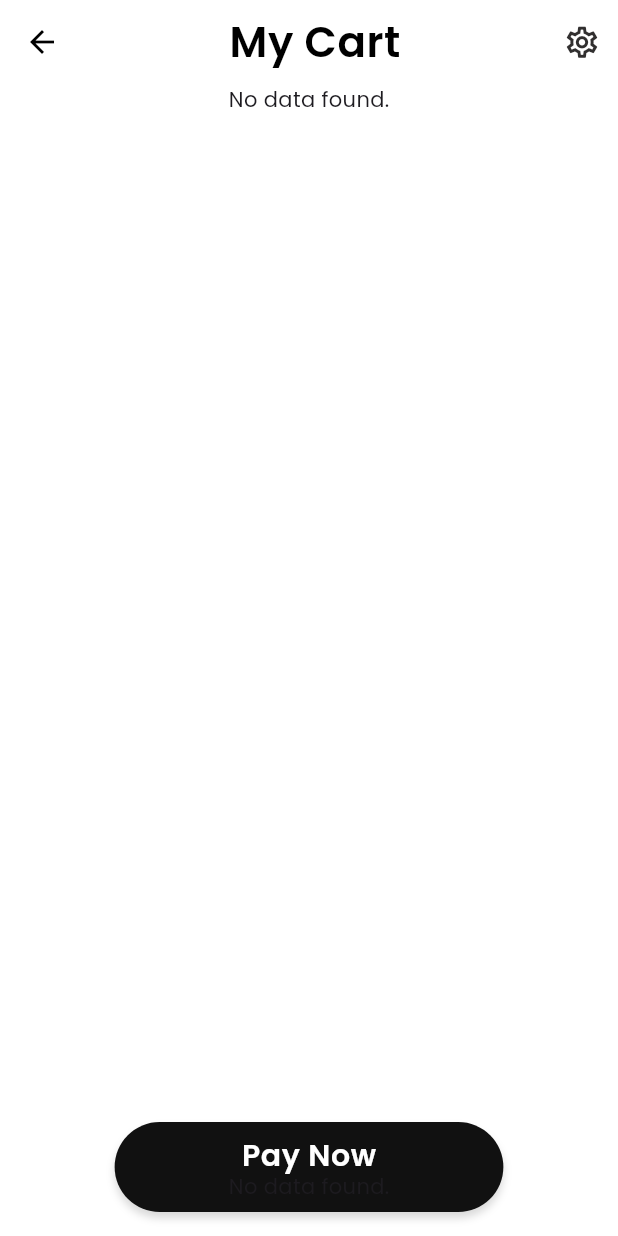
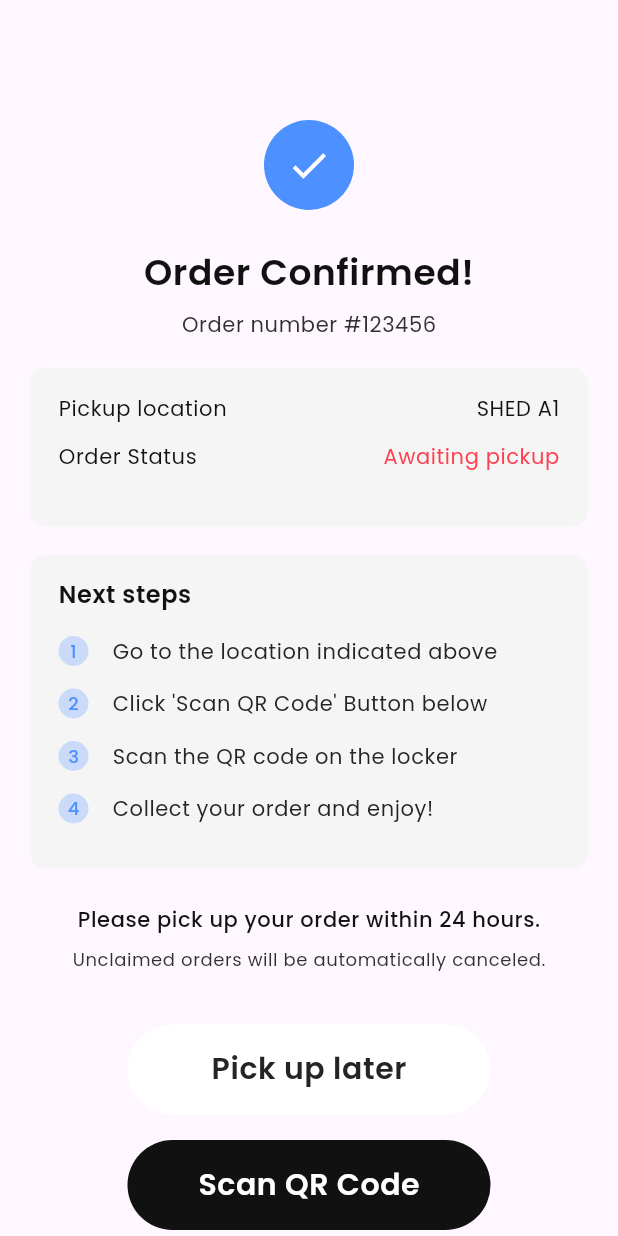
Before and after one commit to tomsl123/vending-locker-app, a Flutter app: the CartPage screen opened directly, after a tap on "Pay Now", on a phone screen of 412 x 824 dp. Run offline on Flutter 3.47's test engine with Material 3 defaults, Android fonts, the phone set to English and light mode, and no system bars; our stand-ins replace shared_preferences; accounts and stored records are empty; network calls fail.

Commit message:
feat: Order confirmation page

```diff
--- a/lib/Screens/cart_page.dart
+++ b/lib/Screens/cart_page.dart
@@ -1,5 +1,6 @@
 import 'package:flutter/material.dart';
 import 'package:shared_preferences/shared_preferences.dart';
+import 'package:vending_locker_app/Screens/order_confirmation_page.dart';
 
 import '../entities/cart/model.dart';
 import '../entities/cart/service.dart';
@@ -352,7 +353,14 @@ class _CartPageState extends State<CartPage> {
                     child: Material(
                       color: Colors.transparent,
                       child: InkWell(
-                        onTap: () {},
+                        onTap: () {
+                          Navigator.push(
+                            context,
+                            MaterialPageRoute(
+                                builder: (context) =>
+                                    OrderConfirmationPage()),
+                          );
+                        },
                         borderRadius: BorderRadius.circular(30),
                         child: Padding(
                           padding: const EdgeInsets.fromLTRB(76, 11, 76, 5),
--- /dev/null
+++ b/lib/Screens/order_confirmation_page.dart
@@ -0,0 +1,242 @@
+import 'package:flutter/material.dart';
+import 'package:vending_locker_app/Screens/homepage.dart';
+
+class OrderConfirmationPage extends StatelessWidget {
+  @override
+  Widget build(BuildContext context) {
+    return Scaffold(
+      body: Padding(
+        padding: const EdgeInsets.symmetric(horizontal: 20),
+        child: SingleChildScrollView(
+          child: Column(
+            children: [
+              const SizedBox(height: 80),
+              Container(
+                width: 60,
+                height: 60,
+                decoration: const BoxDecoration(
+                  color: Color(0xFF4C91FF),
+                  shape: BoxShape.circle,
+                ),
+                child: const Center(
+                  child: Icon(Icons.check, size: 30, color: Colors.white),
+                ),
+              ),
+              const SizedBox(height: 24),
+              const Text(
+                "Order Confirmed!",
+                style: TextStyle(
+                  fontSize: 24,
+                  fontWeight: FontWeight.w600,
+                  fontFamily: 'Poppins',
+                  letterSpacing: 0.4,
+                  color: Color(0xFF111111),
+                ),
+              ),
+              const SizedBox(height: 8),
+              const Text(
+                "Order number #123456",
+                style: TextStyle(
+                  fontSize: 14,
+                  fontWeight: FontWeight.w400,
+                  fontFamily: 'Poppins',
+                  letterSpacing: 0.4,
+                  color: Color(0xFF312F2F),
+                ),
+              ),
+              const SizedBox(height: 19),
+              Container(
+                width: double.infinity,
+                height: 106,
+                decoration: BoxDecoration(
+                  color: const Color(0xFFF5F5F5),
+                  borderRadius: BorderRadius.circular(10),
+                ),
+                padding: const EdgeInsets.symmetric(horizontal: 19, vertical: 17),
+                child: Column(
+                  crossAxisAlignment: CrossAxisAlignment.start,
+                  children: [
+                    Row(
+                      mainAxisAlignment: MainAxisAlignment.spaceBetween,
+                      children: [
+                        const Text(
+                          "Pickup location",
+                          style: _commonTextStyle,
+                        ),
+                        const Text(
+                          "SHED A1",
+                          style: _commonTextStyle,
+                        ),
+                      ],
+                    ),
+                    const SizedBox(height: 12),
+                    Row(
+                      mainAxisAlignment: MainAxisAlignment.spaceBetween,
+                      children: [
+                        const Text(
+                          "Order Status",
+                          style: _commonTextStyle,
+                        ),
+                        const Text(
+                          "Awaiting pickup",
+                          style: TextStyle(
+                            fontSize: 14,
+                            fontWeight: FontWeight.w400,
+                            fontFamily: 'Poppins',
+                            letterSpacing: 0.4,
+                            color: Color(0xFFFF404E),
+                          ),
+                        ),
+                      ],
+                    ),
+                  ],
+                ),
+              ),
+              const SizedBox(height: 19),
+              Container(
+                width: double.infinity,
+                height: 209,
+                decoration: BoxDecoration(
+                  color: const Color(0xFFF5F5F5),
+                  borderRadius: BorderRadius.circular(10),
+                ),
+                padding: const EdgeInsets.symmetric(horizontal: 19, vertical: 15),
+                child: Column(
+                  crossAxisAlignment: CrossAxisAlignment.start,
+                  children: [
+                    const Text(
+                      "Next steps",
+                      style: TextStyle(
+                        fontSize: 16,
+                        fontWeight: FontWeight.w600,
+                        fontFamily: 'Poppins',
+                        letterSpacing: 0.4,
+                        color: Color(0xFF111111),
+                      ),
+                    ),
+                    const SizedBox(height: 16),
+                    _buildStepRow("1", "Go to the location indicated above"),
+                    const SizedBox(height: 15),
+                    _buildStepRow("2", "Click 'Scan QR Code' Button below"),
+                    const SizedBox(height: 15),
+                    _buildStepRow("3", "Scan the QR code on the locker"),
+                    const SizedBox(height: 15),
+                    _buildStepRow("4", "Collect your order and enjoy!"),
+                  ],
+                ),
+              ),
+              const SizedBox(height: 24),
+              const Text(
+                "Please pick up your order within 24 hours.",
+                style: TextStyle(
+                  fontSize: 14,
+                  fontWeight: FontWeight.w500,
+                  fontFamily: 'Poppins',
+                  letterSpacing: 0.4,
+                  color: Color(0xFF111111),
+                ),
+              ),
+              const SizedBox(height: 8),
+              const Text(
+                "Unclaimed orders will be automatically canceled.",
+                style: TextStyle(
+                  fontSize: 12,
+                  fontWeight: FontWeight.w400,
+                  fontFamily: 'Poppins',
+                  letterSpacing: 0.4,
+                  color: Color(0xFF312F2F),
+                ),
+              ),
+              const SizedBox(height: 35),
+              _buildButton("Pick up later", Colors.white, const Color(0xFF242424), context),
+              const SizedBox(height: 17),
+              _buildButton("Scan QR Code", const Color(0xFF111111), Colors.white, context),
+            ],
+          ),
+        ),
+      ),
+    );
+  }
+
+  Widget _buildStepRow(String number, String text) {
+    return Row(
+      children: [
+        Container(
+          width: 20,
+          height: 20,
+          decoration: BoxDecoration(
+            color: const Color(0xFF4C91FF).withOpacity(0.26),
+            shape: BoxShape.circle,
+          ),
+          child: Center(
+            child: Text(
+              number,
+              style: const TextStyle(
+                fontSize: 12,
+                fontWeight: FontWeight.w500,
+                fontFamily: 'Poppins',
+                letterSpacing: 0.4,
+                color: Color(0xFF4C91FF),
+              ),
+            ),
+          ),
+        ),
+        const SizedBox(width: 16),
+        Text(
+          text,
+          style: const TextStyle(
+            fontSize: 14,
+            fontWeight: FontWeight.w400,
+            fontFamily: 'Poppins',
+            letterSpacing: 0.4,
+            color: Color(0xFF242424),
+          ),
+        ),
+      ],
+    );
+  }
+
+  Widget _buildButton(String text, Color bgColor, Color textColor, context) {
+    return SizedBox(
+      width: 242,
+      height: 60,
+      child: Material(
+        color: bgColor,
+        borderRadius: BorderRadius.circular(30),
+        child: InkWell(
+          borderRadius: BorderRadius.circular(30),
+          onTap: () {
+            Navigator.push(
+              context,
+              MaterialPageRoute(
+                  builder: (context) =>
+                      Homepage()),
+            );
+          },
+          child: Center(
+            child: Text(
+              text,
+              style: TextStyle(
+                fontSize: 20,
+                fontWeight: FontWeight.w600,
+                fontFamily: 'Poppins',
+                letterSpacing: 0.4,
+                color: textColor,
+              ),
+            ),
+          ),
+        ),
+      ),
+    );
+  }
+
+  static const _commonTextStyle = TextStyle(
+    fontSize: 14,
+    fontWeight: FontWeight.w400,
+    fontFamily: 'Poppins',
+    letterSpacing: 0.4,
+    color: Color(0xFF111111),
+  );
+
+  const OrderConfirmationPage({super.key});
+}
```
